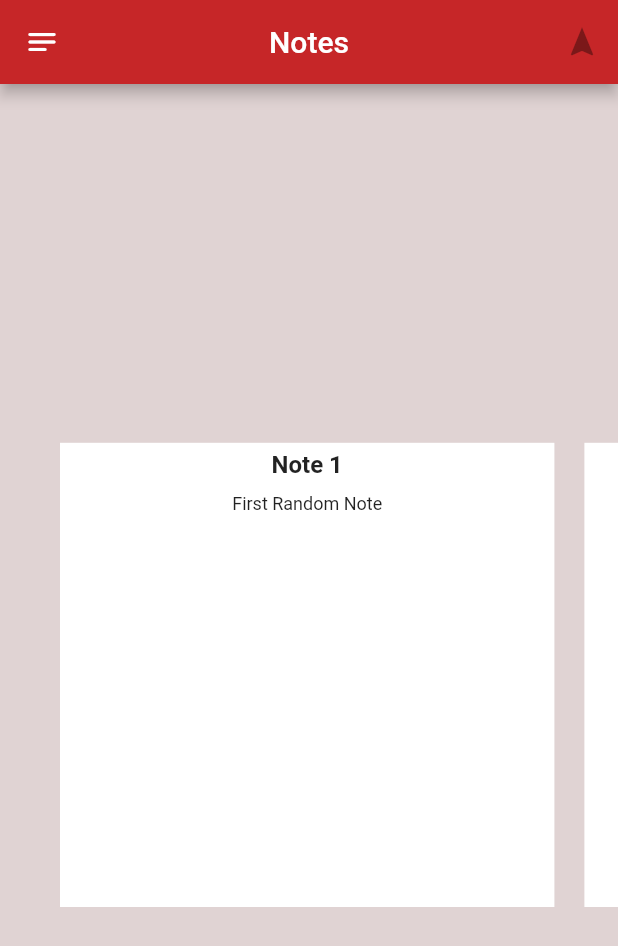
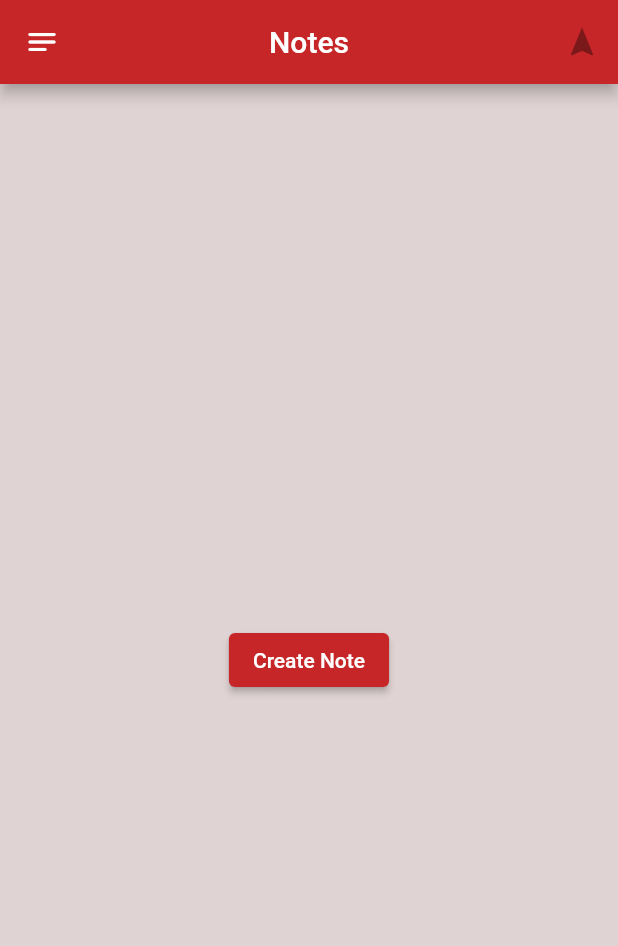
Before and after one commit to justjo3l/swiss-army-pocket-app, a Flutter app: the NotesScreen screen opened directly, on a phone screen of 412 x 824 dp. Shown: the top 946 px of the screen. Run offline on Flutter 3.47's test engine with Material 2 defaults, Android fonts, the phone set to English and light mode, and no system bars; our stand-ins replace simple_animations.

Commit message:
Add Placeholder 'Create Note' button in case notesList is empty
Added Placeholder non-working 'Create Note' button on Notes screen when notesList is empty.

```diff
--- a/lib/data/note_list_data.dart
+++ b/lib/data/note_list_data.dart
@@ -3,62 +3,82 @@ import 'package:flutter/material.dart';
 import './note.dart';
 
 class NotesListData {
-  List notesList = [
-    Note(
+  Note createNote() {
+    Note newNote = Note(
       noteIndex: 0,
       noteTitle: 'Note 1',
       noteDescription: 'First Random Note',
       noteColor: Colors.blue,
       createdTime: DateTime.now(),
-    ),
-    Note(
-      noteIndex: 1,
-      noteTitle: 'Note 2',
-      noteDescription: 'Second Random Note',
-      noteColor: Colors.green,
-      createdTime: DateTime.now(),
-    ),
-    Note(
-      noteIndex: 2,
-      noteTitle: 'Note 3',
-      noteDescription: 'Third Random Note',
-      noteColor: Colors.red,
-      createdTime: DateTime.now(),
-    ),
-    Note(
-      noteIndex: 3,
-      noteTitle: 'Note 4',
-      noteDescription: 'Fourth Random Note',
-      noteColor: Colors.purple,
-      createdTime: DateTime.now(),
-    ),
-    Note(
-      noteIndex: 4,
-      noteTitle: 'Note 5',
-      noteDescription: 'Fifth Random Note',
-      noteColor: Colors.black,
-      createdTime: DateTime.now(),
-    ),
-    Note(
-      noteIndex: 5,
-      noteTitle: 'Note 6',
-      noteDescription: 'Sixth Random Note',
-      noteColor: Colors.white,
-      createdTime: DateTime.now(),
-    ),
-    Note(
-      noteIndex: 6,
-      noteTitle: 'Note 7',
-      noteDescription: 'Seventh Random Note',
-      noteColor: Colors.yellow,
-      createdTime: DateTime.now(),
-    ),
-    Note(
-      noteIndex: 7,
-      noteTitle: 'Note 8',
-      noteDescription: 'Eighth Random Note',
-      noteColor: Colors.pink,
-      createdTime: DateTime.now(),
-    ),
+    );
+
+    print('Note Created');
+
+    notesList.add(newNote);
+    print(notesList);
+    return newNote;
+  }
+
+  List<Note> getList() {
+    return notesList;
+  }
+
+  List<Note> notesList = [
+    // Note(
+    //   noteIndex: 0,
+    //   noteTitle: 'Note 1',
+    //   noteDescription: 'First Random Note',
+    //   noteColor: Colors.blue,
+    //   createdTime: DateTime.now(),
+    // ),
+    // Note(
+    //   noteIndex: 1,
+    //   noteTitle: 'Note 2',
+    //   noteDescription: 'Second Random Note',
+    //   noteColor: Colors.green,
+    //   createdTime: DateTime.now(),
+    // ),
+    // Note(
+    //   noteIndex: 2,
+    //   noteTitle: 'Note 3',
+    //   noteDescription: 'Third Random Note',
+    //   noteColor: Colors.red,
+    //   createdTime: DateTime.now(),
+    // ),
+    // Note(
+    //   noteIndex: 3,
+    //   noteTitle: 'Note 4',
+    //   noteDescription: 'Fourth Random Note',
+    //   noteColor: Colors.purple,
+    //   createdTime: DateTime.now(),
+    // ),
+    // Note(
+    //   noteIndex: 4,
+    //   noteTitle: 'Note 5',
+    //   noteDescription: 'Fifth Random Note',
+    //   noteColor: Colors.black,
+    //   createdTime: DateTime.now(),
+    // ),
+    // Note(
+    //   noteIndex: 5,
+    //   noteTitle: 'Note 6',
+    //   noteDescription: 'Sixth Random Note',
+    //   noteColor: Colors.white,
+    //   createdTime: DateTime.now(),
+    // ),
+    // Note(
+    //   noteIndex: 6,
+    //   noteTitle: 'Note 7',
+    //   noteDescription: 'Seventh Random Note',
+    //   noteColor: Colors.yellow,
+    //   createdTime: DateTime.now(),
+    // ),
+    // Note(
+    //   noteIndex: 7,
+    //   noteTitle: 'Note 8',
+    //   noteDescription: 'Eighth Random Note',
+    //   noteColor: Colors.pink,
+    //   createdTime: DateTime.now(),
+    // ),
   ];
 }
--- a/lib/pages/notes.dart
+++ b/lib/pages/notes.dart
@@ -8,6 +8,9 @@ import '../animations/fade_animation.dart';
 
 import '../main.dart';
 
+import '../data/note_list_data.dart';
+import '../data/note.dart';
+
 class NotesScreen extends StatefulWidget {
   const NotesScreen({Key? key}) : super(key: key);
 
@@ -16,6 +19,8 @@ class NotesScreen extends StatefulWidget {
 }
 
 class _NotesScreenState extends State<NotesScreen> {
+  bool notesListFlag = false;
+
   @override
   Widget build(BuildContext context) {
     return Scaffold(
@@ -27,7 +32,16 @@ class _NotesScreenState extends State<NotesScreen> {
         delay: 2,
         child: Center(
           child: ConstrainedBox(
-            child: NotesListView(),
+            child: (NotesListData().notesList.length != 0 || notesListFlag)
+                ? NotesListView()
+                : ElevatedButton(
+                    onPressed: () {
+                      setState(() {
+                        NotesListData().createNote();
+                        print(NotesListData().notesList);
+                      });
+                    },
+                    child: Text('Create Note')),
             constraints: BoxConstraints(maxHeight: MediaQuery.of(context).size.height * 0.40),
           ),
         ),
```
